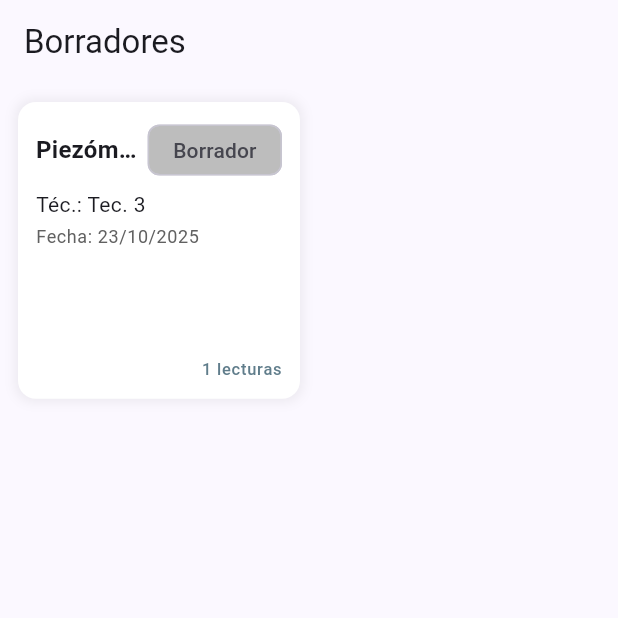
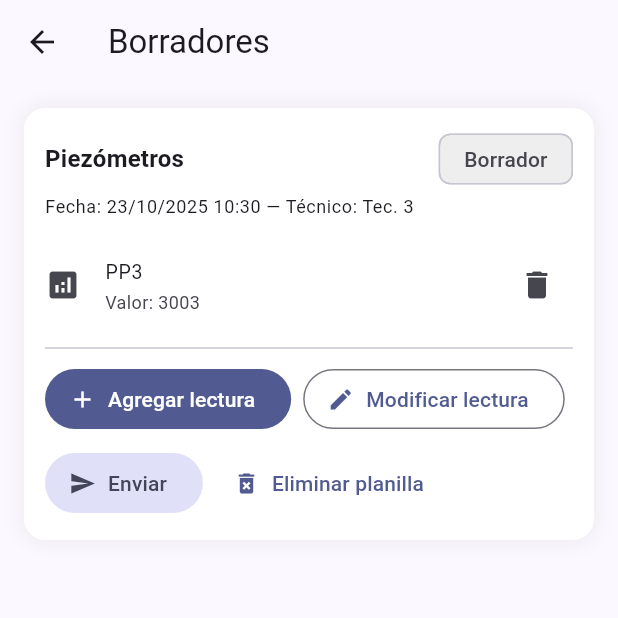
Before and after one commit to leaflores1/cemppsa_field_app, a Flutter app: the DraftsGridScreen screen opened directly, on a phone screen of 412 x 824 dp, the top half of it. Run offline on Flutter 3.47's test engine with Material 3 defaults, Android fonts, the phone set to English and light mode, and no system bars.

Commit message:
se mejoro la seccion de Borradores agrgando botones de modificar y eliminar planilla

```diff
--- a/lib/repositories/planillas_repository.dart
+++ b/lib/repositories/planillas_repository.dart
@@ -9,12 +9,12 @@
   final List<Planilla> _items = [];
 
   PlanillasRepository() {
-    // Ejemplo inicial
+    // Semilla de ejemplo
     for (var i = 1; i <= 3; i++) {
       _items.add(
         Planilla(
           id: _uuid.v4(),
-          tipoMedicion: i.isOdd ? 'Piezómetros' : 'Freatímetros',
+          tipoMedicion: i.isOdd ? 'Piezómetros' : 'Freatímetro',
           fecha: DateTime.now().subtract(Duration(days: i)),
           tecnico: 'Tec. $i',
           estado: i == 1
@@ -28,11 +28,8 @@
     }
   }
 
-  // Crear una nueva planilla
-  String createDraft({
-    required String tipoMedicion,
-    required String tecnico,
-  }) {
+  // -------- Crear nueva planilla en borrador --------
+  String createDraft({required String tipoMedicion, required String tecnico}) {
     final id = _uuid.v4();
     _items.add(
       Planilla(
@@ -48,14 +45,21 @@
     return id;
   }
 
-  // Accesos
+  // -------- Queries --------
   List<Planilla> all() => List.unmodifiable(_items);
+
   List<Planilla> byEstado(PlanillaEstado estado) =>
       _items.where((p) => p.estado == estado).toList();
-  Planilla? findById(String id) =>
-      _items.where((p) => p.id == id).cast<Planilla?>().firstOrNull;
 
-  // Operaciones
+  Planilla? findById(String id) {
+    try {
+      return _items.firstWhere((p) => p.id == id);
+    } catch (_) {
+      return null;
+    }
+  }
+
+  // -------- Operaciones sobre lecturas --------
   void addLectura(String planillaId, Lectura lectura) {
     final p = findById(planillaId);
     if (p == null) return;
@@ -63,6 +67,23 @@
     notifyListeners();
   }
 
+  void updateLectura(String planillaId, int index, Lectura updated) {
+    final p = findById(planillaId);
+    if (p == null) return;
+    if (index < 0 || index >= p.lecturas.length) return;
+    p.lecturas[index] = updated;
+    notifyListeners();
+  }
+
+  void deleteLectura(String planillaId, int index) {
+    final p = findById(planillaId);
+    if (p == null) return;
+    if (index < 0 || index >= p.lecturas.length) return;
+    p.lecturas.removeAt(index);
+    notifyListeners();
+  }
+
+  // -------- Envío / Sync --------
   Future<void> enviarPlanilla(String id) async {
     final p = findById(id);
     if (p == null) return;
@@ -70,7 +91,10 @@
 
     p.estado = PlanillaEstado.sending;
     notifyListeners();
-    await Future<void>.delayed(const Duration(seconds: 1));
+
+    // Simulación de envío (3s para que la veas en "Enviando")
+    await Future<void>.delayed(const Duration(seconds: 3));
+
     p.estado = PlanillaEstado.sent;
     notifyListeners();
   }
@@ -83,7 +107,7 @@
     return true;
   }
 
-  // Contadores
+  // -------- Contadores para el Home --------
   int get countDrafts => byEstado(PlanillaEstado.draft).length;
   int get countSending => byEstado(PlanillaEstado.sending).length;
   int get countSent => byEstado(PlanillaEstado.sent).length;
--- a/lib/ui/screens/drafts_grid_screen.dart
+++ b/lib/ui/screens/drafts_grid_screen.dart
@@ -4,51 +4,56 @@
 import '../../repositories/planillas_repository.dart';
 import '../../data/models/planilla.dart';
 import '../widgets/planilla_card.dart';
-import 'planilla_detail_screen.dart';
 
+/// Pantalla reutilizable para listar planillas por estado.
+/// Acepta [estado] (por defecto: draft) y un callback [onTap] opcional.
 class DraftsGridScreen extends StatelessWidget {
-  const DraftsGridScreen({super.key});
+  final PlanillaEstado estado;
+  final void Function(Planilla)? onTap;
+
+  const DraftsGridScreen({
+    super.key,
+    this.estado = PlanillaEstado.draft,
+    this.onTap,
+  });
 
   @override
   Widget build(BuildContext context) {
-    final repo = context.watch<PlanillasRepository>();
-    final items = repo.byEstado(PlanillaEstado.draft);
+    final titulo = switch (estado) {
+      PlanillaEstado.draft => 'Borradores',
+      PlanillaEstado.sending => 'Enviando',
+      PlanillaEstado.sent => 'Enviadas',
+    };
 
     return Scaffold(
-      appBar: AppBar(title: const Text('Borradores')),
-      body: Padding(
-        padding: const EdgeInsets.all(12),
-        child: items.isEmpty
-            ? const Center(
-                child: Text('No hay planillas en estado "Borradores".'),
-              )
-            : GridView.builder(
+      appBar: AppBar(title: Text(titulo)),
+      body: Consumer<PlanillasRepository>(
+        builder: (_, repo, __) {
+          final items = repo.byEstado(estado);
+
+          if (items.isEmpty) {
+            final vacio = switch (estado) {
+              PlanillaEstado.draft => 'No hay borradores.',
+              PlanillaEstado.sending => 'Nada enviándose ahora.',
+              PlanillaEstado.sent => 'Aún no hay planillas enviadas.',
+            };
+            return Center(child: Text(vacio));
+          }
+
+          // Si querés grid, podés cambiar por GridView.builder con crossAxisCount dinámico.
+          return ListView.builder(
+            padding: const EdgeInsets.all(16),
             itemCount: items.length,
-                gridDelegate: const SliverGridDelegateWithFixedCrossAxisCount(
-                  crossAxisCount: 2,
-                  mainAxisSpacing: 12,
-                  crossAxisSpacing: 12,
-                  childAspectRatio: 0.95,
-                ),
-                itemBuilder: (context, i) {
+            itemBuilder: (_, i) {
               final p = items[i];
-                  return PlanillaCard(
-                    planilla: p,
-                    estado: 'Borrador', // parámetro agregado correctamente
-                    onTap: () {
-                      Navigator.push(
-                        context,
-                        MaterialPageRoute(
-                          builder: (_) => PlanillaDetailScreen(
-                            planillaId: p.id,
-                          ),
-                        ),
+              return InkWell(
+                onTap: onTap != null ? () => onTap!(p) : null,
+                child: PlanillaCard(planilla: p),
               );
             },
           );
         },
       ),
-      ),
     );
   }
 }
--- a/lib/ui/widgets/planilla_card.dart
+++ b/lib/ui/widgets/planilla_card.dart
@@ -1,38 +1,35 @@
 import 'package:flutter/material.dart';
+import 'package:intl/intl.dart';
+import 'package:provider/provider.dart';
+
 import '../../data/models/planilla.dart';
+import '../../data/models/lectura.dart';
+import '../../repositories/planillas_repository.dart';
+import '../screens/form_screen.dart';
 
 class PlanillaCard extends StatelessWidget {
   final Planilla planilla;
-  final String estado;
-  final VoidCallback onTap;
-
-  const PlanillaCard({
-    super.key,
-    required this.planilla,
-    required this.estado,
-    required this.onTap,
-  });
+  const PlanillaCard({super.key, required this.planilla});
 
   @override
   Widget build(BuildContext context) {
-    final fechaStr = '${planilla.fecha.day}/${planilla.fecha.month}/${planilla.fecha.year}';
+    final df = DateFormat('dd/MM/yyyy HH:mm');
 
-    return InkWell(
-      borderRadius: BorderRadius.circular(12),
-      onTap: onTap,
-      child: Container(
+    return Container(
+      width: double.infinity,
+      margin: const EdgeInsets.only(bottom: 12),
+      padding: const EdgeInsets.all(14),
       decoration: BoxDecoration(
         color: Colors.white,
-          borderRadius: BorderRadius.circular(12),
+        borderRadius: BorderRadius.circular(14),
         boxShadow: [
           BoxShadow(
             color: Colors.black.withOpacity(0.06),
-              blurRadius: 6,
-              spreadRadius: 2,
+            blurRadius: 10,
+            spreadRadius: 1,
           ),
         ],
       ),
-        padding: const EdgeInsets.all(12),
       child: Column(
         crossAxisAlignment: CrossAxisAlignment.start,
         children: [
@@ -40,73 +37,217 @@
           Row(
             mainAxisAlignment: MainAxisAlignment.spaceBetween,
             children: [
-                Expanded(
-                  child: Text(
-                    planilla.tipoMedicion,
+              Text(planilla.tipoMedicion,
                   style: Theme.of(context)
                       .textTheme
                       .titleMedium
-                        ?.copyWith(fontWeight: FontWeight.w600),
-                    overflow: TextOverflow.ellipsis,
-                  ),
-                ),
-                _EstadoChip(estado: estado),
+                      ?.copyWith(fontWeight: FontWeight.w600)),
+              _EstadoChip(estado: planilla.estado),
             ],
           ),
-            const SizedBox(height: 6),
-            Text(
-              'Téc.: ${planilla.tecnico}',
-              style: Theme.of(context).textTheme.bodyMedium,
-            ),
           const SizedBox(height: 4),
-            Text(
-              'Fecha: $fechaStr',
+          Text('Fecha: ${df.format(planilla.fecha)} — Técnico: ${planilla.tecnico}',
+              style: Theme.of(context).textTheme.bodySmall),
+
+          const SizedBox(height: 12),
+
+          // Lecturas
+          if (planilla.lecturas.isEmpty)
+            Text('Sin lecturas aún',
                 style: Theme.of(context)
                     .textTheme
                     .bodySmall
-                  ?.copyWith(color: Colors.grey[700]),
+                    ?.copyWith(fontStyle: FontStyle.italic))
+          else
+            Column(
+              children: [
+                for (var i = 0; i < planilla.lecturas.length; i++)
+                  _lecturaTile(context, i, planilla.lecturas[i]),
+              ],
             ),
-            const Spacer(),
-            Align(
-              alignment: Alignment.bottomRight,
-              child: Text(
-                '${planilla.lecturas.length} lecturas',
-                style: Theme.of(context)
-                    .textTheme
-                    .labelSmall
-                    ?.copyWith(color: Colors.blueGrey),
+
+          const Divider(height: 20),
+
+          // Botones de acción
+          Wrap(
+            spacing: 8,
+            runSpacing: 8,
+            children: [
+              FilledButton.icon(
+                icon: const Icon(Icons.add),
+                label: const Text('Agregar lectura'),
+                onPressed: () {
+                  Navigator.push(
+                    context,
+                    MaterialPageRoute(
+                      builder: (_) => FormScreen(planillaId: planilla.id),
                     ),
+                  );
+                },
+              ),
+              OutlinedButton.icon(
+                icon: const Icon(Icons.edit),
+                label: const Text('Modificar lectura'),
+                onPressed: () => _editarLecturaDialog(context),
+              ),
+              FilledButton.tonalIcon(
+                icon: const Icon(Icons.send),
+                label: const Text('Enviar'),
+                onPressed: () =>
+                    context.read<PlanillasRepository>().enviarPlanilla(planilla.id),
+              ),
+              TextButton.icon(
+                icon: const Icon(Icons.delete_forever),
+                label: const Text('Eliminar planilla'),
+                onPressed: () async {
+                  final ok = await _confirm(context,
+                      '¿Eliminar planilla?', 'Se borrará definitivamente.');
+                  if (!ok) return;
+                  // ignore: use_build_context_synchronously
+                  context.read<PlanillasRepository>().deletePlanilla(planilla.id);
+                },
               ),
             ],
           ),
+        ],
       ),
     );
+  }
+
+  Widget _lecturaTile(BuildContext context, int index, Lectura l) {
+    return ListTile(
+      contentPadding: EdgeInsets.zero,
+      dense: true,
+      leading: const Icon(Icons.analytics),
+      title: Text('${l.instrumento}'),
+      subtitle: Text('Valor: ${l.valor}'),
+      trailing: IconButton(
+        icon: const Icon(Icons.delete),
+        onPressed: () async {
+          final ok =
+              await _confirm(context, 'Eliminar lectura', '¿Eliminar esta lectura?');
+          if (!ok) return;
+          // ignore: use_build_context_synchronously
+          context.read<PlanillasRepository>().deleteLectura(planilla.id, index);
+        },
+      ),
+    );
+  }
+
+  Future<void> _editarLecturaDialog(BuildContext context) async {
+    final repo = context.read<PlanillasRepository>();
+    final p = repo.findById(planilla.id);
+    if (p == null || p.lecturas.isEmpty) {
+      ScaffoldMessenger.of(context).showSnackBar(
+        const SnackBar(content: Text('No hay lecturas para modificar')),
+      );
+      return;
+    }
+
+    int selected = p.lecturas.length - 1; // por defecto, la última
+    final instCtrl = TextEditingController(text: p.lecturas[selected].instrumento);
+    final valorCtrl = TextEditingController(text: p.lecturas[selected].valor);
+
+    await showDialog(
+      context: context,
+      builder: (_) => AlertDialog(
+        title: const Text('Modificar lectura'),
+        content: StatefulBuilder(
+          builder: (context, setState) {
+            return Column(
+              mainAxisSize: MainAxisSize.min,
+              children: [
+                DropdownButtonFormField<int>(
+                  decoration: const InputDecoration(labelText: 'Seleccionar lectura'),
+                  value: selected,
+                  items: List.generate(
+                    p.lecturas.length,
+                    (i) => DropdownMenuItem(
+                      value: i,
+                      child: Text('Lectura #${i + 1} (${p.lecturas[i].instrumento})'),
+                    ),
+                  ),
+                  onChanged: (v) {
+                    if (v == null) return;
+                    setState(() {
+                      selected = v;
+                      instCtrl.text = p.lecturas[v].instrumento;
+                      valorCtrl.text = p.lecturas[v].valor;
+                    });
+                  },
+                ),
+                TextField(
+                  controller: instCtrl,
+                  decoration: const InputDecoration(labelText: 'Instrumento'),
+                ),
+                TextField(
+                  controller: valorCtrl,
+                  decoration: const InputDecoration(labelText: 'Valor'),
+                  keyboardType: TextInputType.number,
+                ),
+              ],
+            );
+          },
+        ),
+        actions: [
+          TextButton(onPressed: () => Navigator.pop(context), child: const Text('Cancelar')),
+          FilledButton(
+            onPressed: () {
+              repo.updateLectura(
+                planilla.id,
+                selected,
+                Lectura(instrumento: instCtrl.text.trim(), valor: valorCtrl.text.trim()),
+              );
+              Navigator.pop(context);
+            },
+            child: const Text('Guardar'),
+          ),
+        ],
+      ),
+    );
+  }
+
+  Future<bool> _confirm(BuildContext context, String title, String msg) async {
+    final ok = await showDialog<bool>(
+      context: context,
+      builder: (_) => AlertDialog(
+        title: Text(title),
+        content: Text(msg),
+        actions: [
+          TextButton(onPressed: () => Navigator.pop(context, false), child: const Text('Cancelar')),
+          FilledButton(onPressed: () => Navigator.pop(context, true), child: const Text('Aceptar')),
+        ],
+      ),
+    );
+    return ok ?? false;
     }
 }
 
 class _EstadoChip extends StatelessWidget {
-  final String estado;
+  final PlanillaEstado estado;
   const _EstadoChip({required this.estado});
-
-  Color _colorPorEstado() {
-    switch (estado.toLowerCase()) {
-      case 'borrador':
-        return Colors.grey.shade400;
-      case 'enviando':
-        return Colors.orange.shade400;
-      case 'enviada':
-      case 'enviadas':
-        return Colors.green.shade400;
-      default:
-        return Colors.blueGrey.shade300;
-    }
-  }
 
   @override
   Widget build(BuildContext context) {
+    Color bg;
+    String label;
+    switch (estado) {
+      case PlanillaEstado.draft:
+        bg = Colors.grey.shade200;
+        label = 'Borrador';
+        break;
+      case PlanillaEstado.sending:
+        bg = Colors.orange.shade200;
+        label = 'Enviando';
+        break;
+      case PlanillaEstado.sent:
+        bg = Colors.green.shade200;
+        label = 'Enviada';
+        break;
+    }
     return Chip(
-      label: Text(estado),
-      backgroundColor: _colorPorEstado(),
+      backgroundColor: bg,
+      label: Text(label),
       visualDensity: VisualDensity.compact,
     );
   }
```
Also changed, not shown: lib/ui/screens/planillas_hub_screen.dart (+39 -20 lines). Lines whose indentation alone changed are shown as unchanged.
